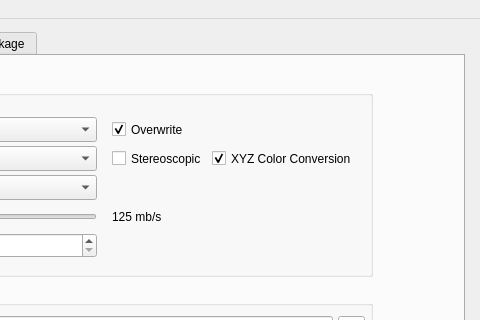
Above: gui/mainwindow.ui from mamay/OpenDCP before the change; both pictures show x 320 to 800 and y 0 to 320 of the 800 by 768 pixel window. Below: the same form after it.
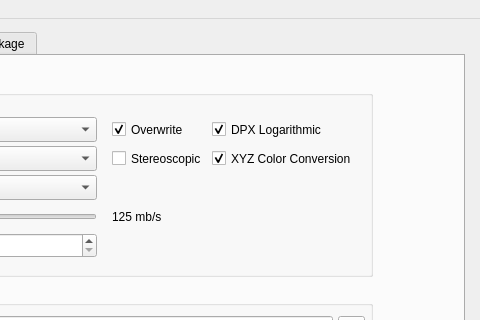
That is the form after the change. Icons and pictures are not drawn.

Commit message: Updated GUI with DPX

What changed in the file:
```diff
--- a/gui/mainwindow.ui
+++ b/gui/mainwindow.ui
@@ -710,7 +710,7 @@
                <property name="sizePolicy">
                 <sizepolicy hsizetype="Fixed" vsizetype="Minimum">
                  <horstretch>0</horstretch>
-                 <verstretch>25</verstretch>
+                 <verstretch>0</verstretch>
                 </sizepolicy>
                </property>
                <property name="minimumSize">
@@ -733,6 +733,34 @@
                </property>
               </spacer>
              </item>
+             <item row="0" column="4">
+              <widget class="QCheckBox" name="dpxLogCheckBox">
+               <property name="sizePolicy">
+                <sizepolicy hsizetype="Fixed" vsizetype="Fixed">
+                 <horstretch>0</horstretch>
+                 <verstretch>25</verstretch>
+                </sizepolicy>
+               </property>
+               <property name="minimumSize">
+                <size>
+                 <width>0</width>
+                 <height>25</height>
+                </size>
+               </property>
+               <property name="maximumSize">
+                <size>
+                 <width>16777215</width>
+                 <height>25</height>
+                </size>
+               </property>
+               <property name="text">
+                <string>DPX Logarithmic</string>
+               </property>
+               <property name="checked">
+                <bool>true</bool>
+               </property>
+              </widget>
+             </item>
             </layout>
            </widget>
           </widget>
```
Left out of the diff: 4 changed lines with no effect on the pictures. The commit also changes 2 other files.
